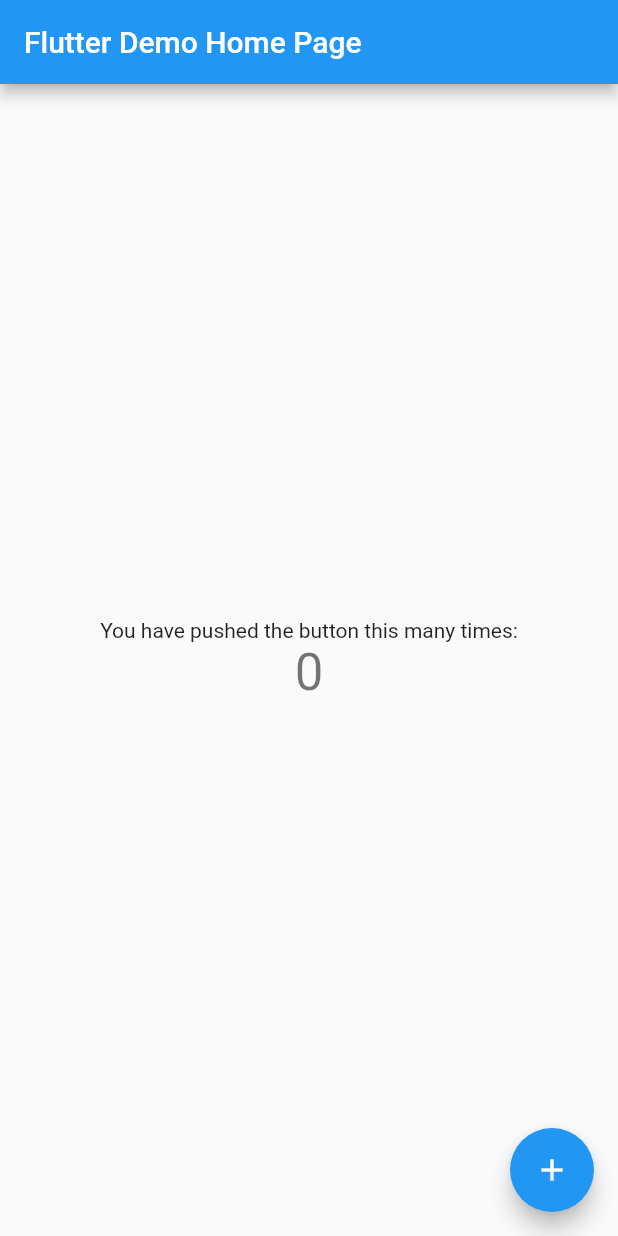
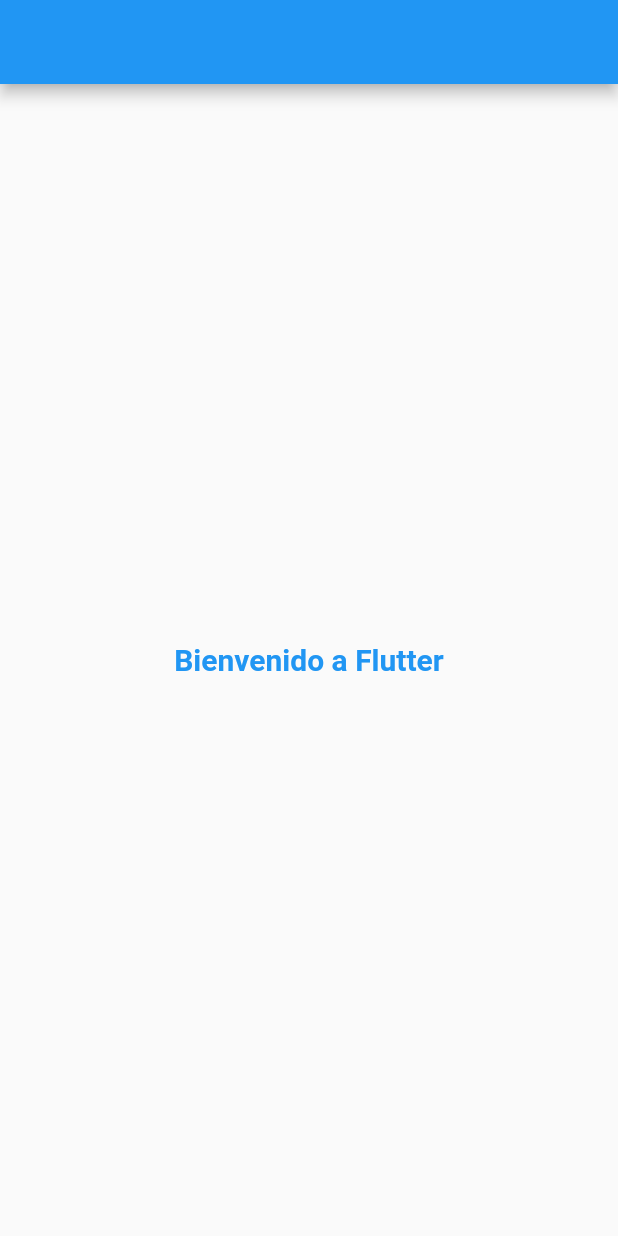
Before and after one commit to sergioloc/FlutterCourse, a Flutter app: the screen it shows after launch, on a phone screen of 412 x 824 dp. Run offline on Flutter 3.47's test engine with Material 2 defaults, Android fonts, the phone set to English and light mode, and no system bars.

Commit message:
Text widget

```diff
--- a/lib/main.dart
+++ b/lib/main.dart
@@ -5,113 +5,32 @@ void main() {
 }
 
 class MyApp extends StatelessWidget {
-  // This widget is the root of your application.
+
   @override
   Widget build(BuildContext context) {
     return MaterialApp(
-      title: 'Flutter Demo',
+      title: 'Flutter Course',
       theme: ThemeData(
-        // This is the theme of your application.
-        //
-        // Try running your application with "flutter run". You'll see the
-        // application has a blue toolbar. Then, without quitting the app, try
-        // changing the primarySwatch below to Colors.green and then invoke
-        // "hot reload" (press "r" in the console where you ran "flutter run",
-        // or simply save your changes to "hot reload" in a Flutter IDE).
-        // Notice that the counter didn't reset back to zero; the application
-        // is not restarted.
+
         primarySwatch: Colors.blue,
-        // This makes the visual density adapt to the platform that you run
-        // the app on. For desktop platforms, the controls will be smaller and
-        // closer together (more dense) than on mobile platforms.
+
         visualDensity: VisualDensity.adaptivePlatformDensity,
       ),
-      home: MyHomePage(title: 'Flutter Demo Home Page'),
+      home: MyHomePage(),
     );
   }
 }
 
-class MyHomePage extends StatefulWidget {
-  MyHomePage({Key key, this.title}) : super(key: key);
+class MyHomePage extends StatelessWidget{
 
-  // This widget is the home page of your application. It is stateful, meaning
-  // that it has a State object (defined below) that contains fields that affect
-  // how it looks.
-
-  // This class is the configuration for the state. It holds the values (in this
-  // case the title) provided by the parent (in this case the App widget) and
-  // used by the build method of the State. Fields in a Widget subclass are
-  // always marked "final".
-
-  final String title;
-
-  @override
-  _MyHomePageState createState() => _MyHomePageState();
-}
-
-class _MyHomePageState extends State<MyHomePage> {
-  int _counter = 0;
-
-  void _incrementCounter() {
-    setState(() {
-      // This call to setState tells the Flutter framework that something has
-      // changed in this State, which causes it to rerun the build method below
-      // so that the display can reflect the updated values. If we changed
-      // _counter without calling setState(), then the build method would not be
-      // called again, and so nothing would appear to happen.
-      _counter++;
-    });
-  }
-
+  MyHomePage();
   @override
   Widget build(BuildContext context) {
-    // This method is rerun every time setState is called, for instance as done
-    // by the _incrementCounter method above.
-    //
-    // The Flutter framework has been optimized to make rerunning build methods
-    // fast, so that you can just rebuild anything that needs updating rather
-    // than having to individually change instances of widgets.
     return Scaffold(
-      appBar: AppBar(
-        // Here we take the value from the MyHomePage object that was created by
-        // the App.build method, and use it to set our appbar title.
-        title: Text(widget.title),
+      appBar: AppBar(),
+      body: Center(
+        child: Text("Bienvenido a Flutter", style: TextStyle(fontSize: 20, fontWeight: FontWeight.bold, color: Colors.blue),),
       ),
-      body: Center(
-        // Center is a layout widget. It takes a single child and positions it
-        // in the middle of the parent.
-        child: Column(
-          // Column is also a layout widget. It takes a list of children and
-          // arranges them vertically. By default, it sizes itself to fit its
-          // children horizontally, and tries to be as tall as its parent.
-          //
-          // Invoke "debug painting" (press "p" in the console, choose the
-          // "Toggle Debug Paint" action from the Flutter Inspector in Android
-          // Studio, or the "Toggle Debug Paint" command in Visual Studio Code)
-          // to see the wireframe for each widget.
-          //
-          // Column has various properties to control how it sizes itself and
-          // how it positions its children. Here we use mainAxisAlignment to
-          // center the children vertically; the main axis here is the vertical
-          // axis because Columns are vertical (the cross axis would be
-          // horizontal).
-          mainAxisAlignment: MainAxisAlignment.center,
-          children: <Widget>[
-            Text(
-              'You have pushed the button this many times:',
-            ),
-            Text(
-              '$_counter',
-              style: Theme.of(context).textTheme.headline4,
-            ),
-          ],
-        ),
-      ),
-      floatingActionButton: FloatingActionButton(
-        onPressed: _incrementCounter,
-        tooltip: 'Increment',
-        child: Icon(Icons.add),
-      ), // This trailing comma makes auto-formatting nicer for build methods.
     );
   }
 }
```
